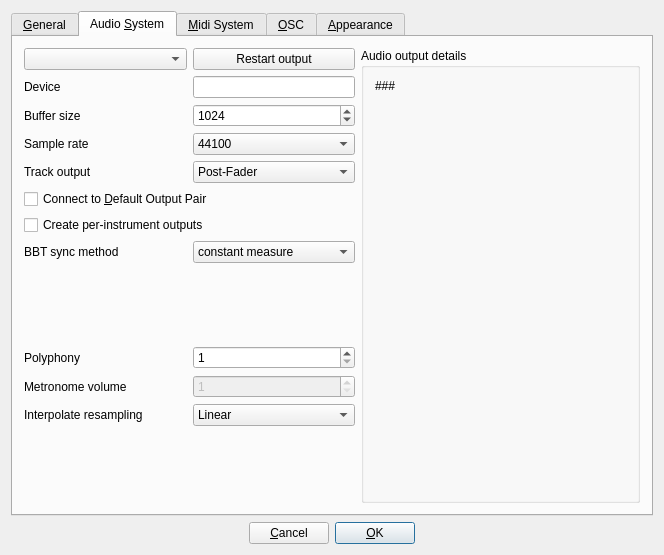
hydrogen-music/hydrogen, file src/gui/src/PreferencesDialog_UI.ui: the form before one commit.
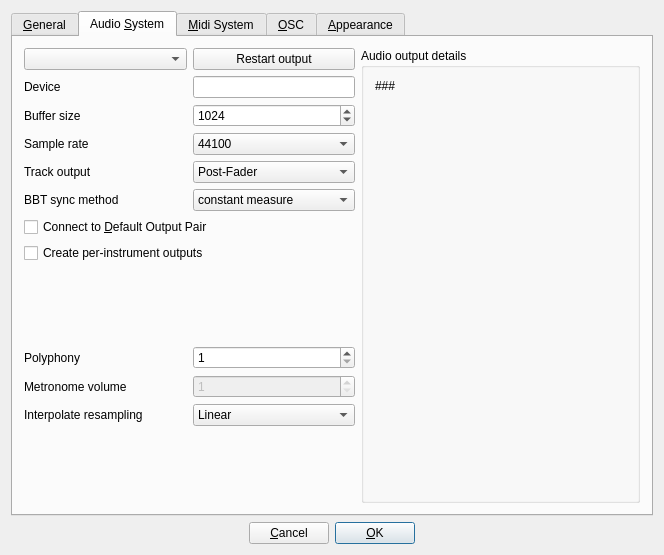
The form after the commit. The open tabs and pages were chosen to show the change. Custom widgets are drawn as their Qt base class.

Commit message:
rework JackTrackOutputMode option
    making the meaning of the individual options more explicit by converting the enum into a enum class.

    the option does now only gets displayed when in case the Jack driver was selected/choosen by the Auto driver.

The edit to the form file:
```diff
--- a/src/gui/src/PreferencesDialog_UI.ui
+++ b/src/gui/src/PreferencesDialog_UI.ui
@@ -384,6 +384,45 @@
              </property>
             </widget>
            </item>
+		   <item row="4" column="0">
+			 <widget class="QLabel" name="jackBBTSyncLbl">
+			   <property name="minimumSize">
+				 <size>
+				   <width>0</width>
+				   <height>22</height>
+				 </size>
+			   </property>
+			   <property name="text">
+				 <string>BBT sync method</string>
+			   </property>
+			   <property name="toolTip">
+				 <string>Specifies the variable, which has to remain constant in order to guarantee a working synchronization and relocation in the presence of another Jack timebase master.</string>
+			   </property>
+			 </widget>
+		   </item>
+		   <item row="4" column="1">	 
+			 <widget class="QComboBox" name="jackBBTSyncComboBox">
+			   <property name="minimumSize">
+				 <size>
+				   <width>0</width>
+				   <height>22</height>
+				 </size>
+			   </property>
+			   <property name="toolTip">
+				 <string>Specifies the variable, which has to remain constant in order to guarantee a working synchronization and relocation in the presence of another Jack timebase master.</string>
+			   </property>
+			   <item>
+				 <property name="text">
+				   <string>constant measure</string>
+				 </property>
+			   </item>
+			   <item>
+				 <property name="text">
+				   <string>matching bars</string>
+				 </property>
+			   </item>
+			 </widget>
+		   </item>
           </layout>
          </item>
          <item>
@@ -411,49 +450,6 @@
              </property>
             </widget>
            </item>
-		   <item>
-			 <layout class="QGridLayout">
-			   <item row="0" column="0">
-				 <widget class="QLabel" name="jackBBTSyncLbl">
-				   <property name="minimumSize">
-					 <size>
-					   <width>0</width>
-					   <height>22</height>
-					 </size>
-				   </property>
-				   <property name="text">
-					 <string>BBT sync method</string>
-				   </property>
-				   <property name="toolTip">
-					 <string>Specifies the variable, which has to remain constant in order to guarantee a working synchronization and relocation in the presence of another Jack timebase master.</string>
-				   </property>
-				 </widget>
-			   </item>
-			   <item row="0" column="1">	 
-				 <widget class="QComboBox" name="jackBBTSyncComboBox">
-				   <property name="minimumSize">
-					 <size>
-					   <width>0</width>
-					   <height>22</height>
-					 </size>
-				   </property>
-				   <property name="toolTip">
-					 <string>Specifies the variable, which has to remain constant in order to guarantee a working synchronization and relocation in the presence of another Jack timebase master.</string>
-				   </property>
-				   <item>
-					 <property name="text">
-					   <string>constant measure</string>
-					 </property>
-				   </item>
-				   <item>
-					 <property name="text">
-					   <string>matching bars</string>
-					 </property>
-				   </item>
-				 </widget>
-			   </item>
-			 </layout>
-		   </item>
           </layout>
          </item>
          <item>
```
Left out of the diff: 2 changed lines with no effect on the pictures. The commit also changes 4 other files.
